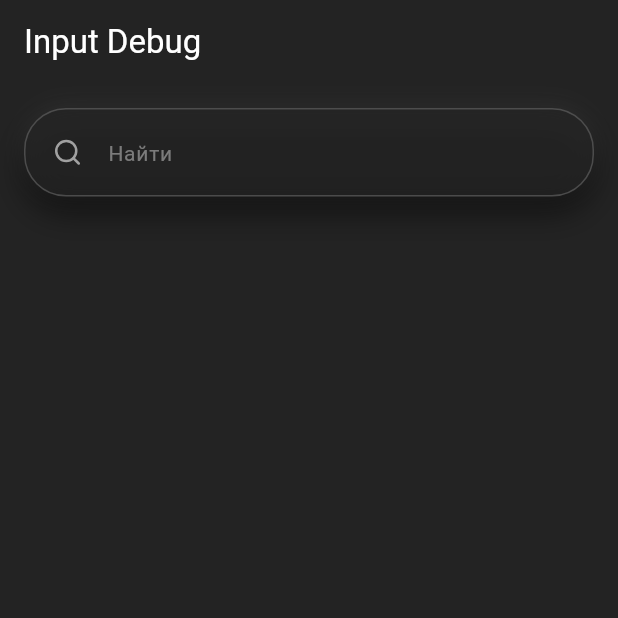
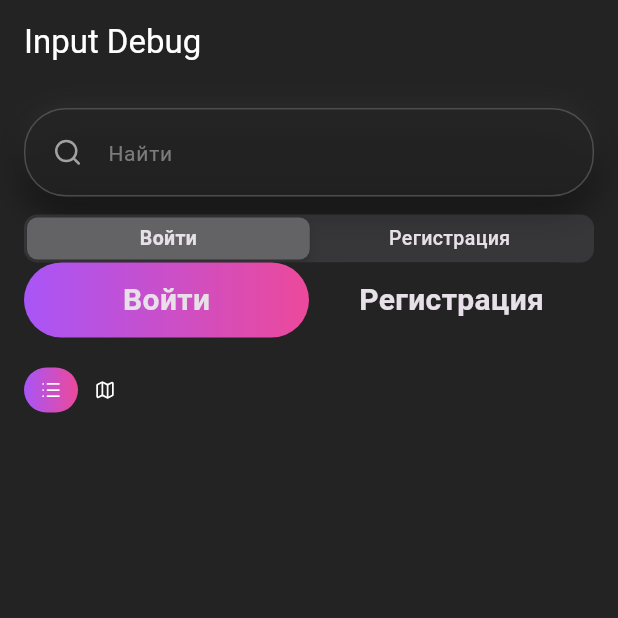
Before and after one commit to Solomon1239/Yandex-Dance-Flutter-App, a Flutter app: the InputDebugPage screen opened by its route, on a phone screen of 412 x 824 dp, the top half of it. Run offline on Flutter 3.47's test engine with Material 3 defaults, Android fonts, the phone set to English and light mode, and no system bars; our stand-ins replace cached_network_image, cloud_firestore, equatable, firebase_auth, firebase_core, firebase_storage and 7 more; missing offline and left inert: video_compress, yx_state; accounts and stored records are empty; Roboto replaces fonts that are missing (Outfit).

Commit message:
create switcher

```diff
--- a/lib/core/ui/colors/colors.dart
+++ b/lib/core/ui/colors/colors.dart
@@ -1,4 +1,4 @@
-import 'dart:ui';
+import 'package:flutter/material.dart';
 
 class AppColors {
   static const Color gray0 = Color(0xFFFFFFFF);
@@ -10,7 +10,6 @@ class AppColors {
   static const Color purple500 = Color(0xFFA855F7);
   static const Color purple600 = Color(0xFF211132);
 
-  // Input (text / cursor / border) semantic palette
   static const Color inputTextPrimary = gray0;
   static const Color inputTextSecondary = gray100;
   static const Color inputTextTertiary = gray200;
@@ -20,4 +19,5 @@ class AppColors {
   static const Color inputBorderDisabled = gray200;
   static const Color inputTextPositive = purple500;
   static const Color inputTextNegative = pink500;
+  static LinearGradient gradient = LinearGradient(colors: [purple500, pink500]);
 }
--- a/lib/core/ui/typography/app_text_theme.dart
+++ b/lib/core/ui/typography/app_text_theme.dart
@@ -7,4 +7,5 @@ class AppTextTheme {
 
   static final body1Medium18pt = _outfit(size: 18, weight: FontWeight.w500);
   static final body2Regular14pt = _outfit(size: 14, weight: FontWeight.w400);
+  static final body3Regular20pt = _outfit(size: 20, weight: FontWeight.w600);
 }
--- /dev/null
+++ b/lib/core/ui/widgets/switcher/switcher.dart
@@ -0,0 +1,103 @@
+import 'package:flutter/material.dart';
+import 'package:yandex_dance/core/ui/colors/colors.dart';
+
+class AppSegmentedControl extends StatefulWidget {
+  final double height;
+  final List<Widget> items;
+  final int initialIndex;
+  final ValueChanged<int> onChanged;
+  final double horizontalPadding;
+  final EdgeInsets itemPadding;
+  final bool expandItems;
+
+  const AppSegmentedControl({
+    super.key,
+    required this.height,
+    required this.items,
+    required this.onChanged,
+    this.initialIndex = 0,
+    required this.horizontalPadding,
+    required this.itemPadding,
+    this.expandItems = false,
+  });
+
+  @override
+  State<AppSegmentedControl> createState() => _AppSegmentedControlState();
+}
+
+class _AppSegmentedControlState extends State<AppSegmentedControl> {
+  late int selectedIndex;
+
+  @override
+  void initState() {
+    super.initState();
+    selectedIndex = widget.initialIndex;
+  }
+
+  @override
+  Widget build(BuildContext context) {
+    return Container(
+      height: widget.height,
+      padding: EdgeInsets.symmetric(horizontal: widget.horizontalPadding),
+      decoration: BoxDecoration(
+        color: AppColors.gray400,
+        borderRadius: BorderRadius.circular(30),
+      ),
+      child: Row(
+        children: List.generate(widget.items.length, (index) {
+          final isSelected = selectedIndex == index;
+
+          final child = _SegmentedItem(
+            isSelected: isSelected,
+            onTap: () => _onItemTap(index),
+            padding: widget.itemPadding,
+            child: widget.items[index],
+          );
+
+          return widget.expandItems
+              ? Expanded(child: child)
+              : IntrinsicWidth(child: child);
+        }),
+      ),
+    );
+  }
+
+  void _onItemTap(int index) {
+    if (selectedIndex == index) return;
+
+    setState(() {
+      selectedIndex = index;
+    });
+    widget.onChanged(index);
+  }
+}
+
+class _SegmentedItem extends StatelessWidget {
+  final bool isSelected;
+  final VoidCallback onTap;
+  final EdgeInsets padding;
+  final Widget child;
+
+  const _SegmentedItem({
+    required this.isSelected,
+    required this.onTap,
+    required this.padding,
+    required this.child,
+  });
+
+  @override
+  Widget build(BuildContext context) {
+    return GestureDetector(
+      onTap: onTap,
+      child: Container(
+        padding: padding,
+        decoration: BoxDecoration(
+          borderRadius: BorderRadius.circular(30),
+          gradient: isSelected ? AppColors.gradient : null,
+          color: isSelected ? null : AppColors.gray400,
+        ),
+        child: Center(child: child),
+      ),
+    );
+  }
+}
--- a/lib/features/dev/presentation/pages/input_debug_page.dart
+++ b/lib/features/dev/presentation/pages/input_debug_page.dart
@@ -1,7 +1,11 @@
+import 'package:flutter/cupertino.dart';
 import 'package:flutter/material.dart';
+import 'package:flutter_svg/svg.dart';
 import 'package:yandex_dance/core/ui/colors/input_color.dart';
 import 'package:yandex_dance/core/ui/icons/app_icons.dart';
+import 'package:yandex_dance/core/ui/typography/app_text_theme.dart';
 import 'package:yandex_dance/core/ui/widgets/input/app_text_field.dart';
+import 'package:yandex_dance/core/ui/widgets/switcher/switcher.dart';
 
 class InputDebugPage extends StatefulWidget {
   const InputDebugPage({super.key});
@@ -58,6 +62,34 @@ class _InputDebugPageState extends State<InputDebugPage> {
               nextFocusNode: _emailFocusNode,
             ),
             const SizedBox(height: 12),
+
+            CupertinoSlidingSegmentedControl<int>(
+              groupValue: 0,
+              children: {0: Text('Войти'), 1: Text('Регистрация')},
+              onValueChanged: (value) {},
+            ),
+            AppSegmentedControl(
+              expandItems: true,
+              height: 50,
+              horizontalPadding: 0,
+              itemPadding: EdgeInsets.symmetric(horizontal: 0),
+              items: [
+                Text('Войти', style: AppTextTheme.body3Regular20pt),
+                Text('Регистрация', style: AppTextTheme.body3Regular20pt),
+              ],
+              onChanged: (index) {},
+            ),
+            SizedBox(height: 20),
+            AppSegmentedControl(
+              height: 30,
+              itemPadding: EdgeInsets.symmetric(horizontal: 8, vertical: 8),
+              items: [
+                SvgPicture.asset(AppIcons.list, width: 20),
+                SvgPicture.asset(AppIcons.map, width: 20),
+              ],
+              onChanged: (index) {},
+              horizontalPadding: 0,
+            ),
           ],
         ),
       ),
--- a/pubspec.yaml
+++ b/pubspec.yaml
@@ -56,6 +56,7 @@ dependencies:
   uuid: ^4.5.3
   crypto: ^3.0.7
   flutter_svg: ^2.2.2
+  google_fonts: ^8.0.2
 
 dev_dependencies:
   flutter_test:
```
Also changed, not shown: pubspec.lock.
